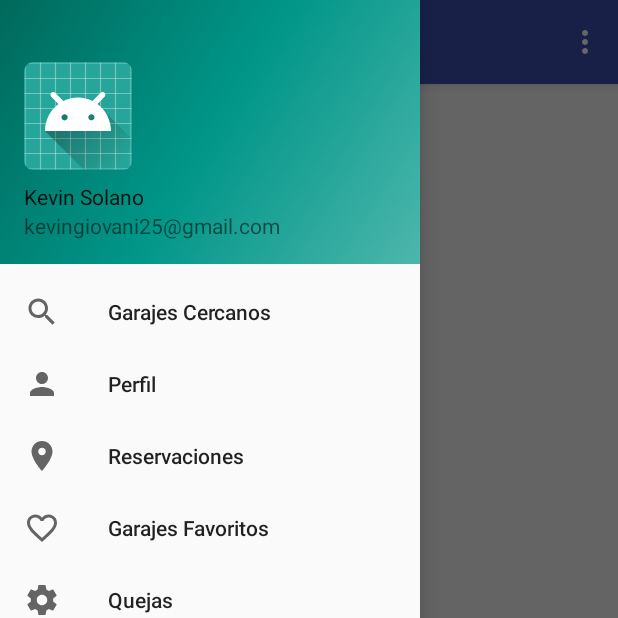
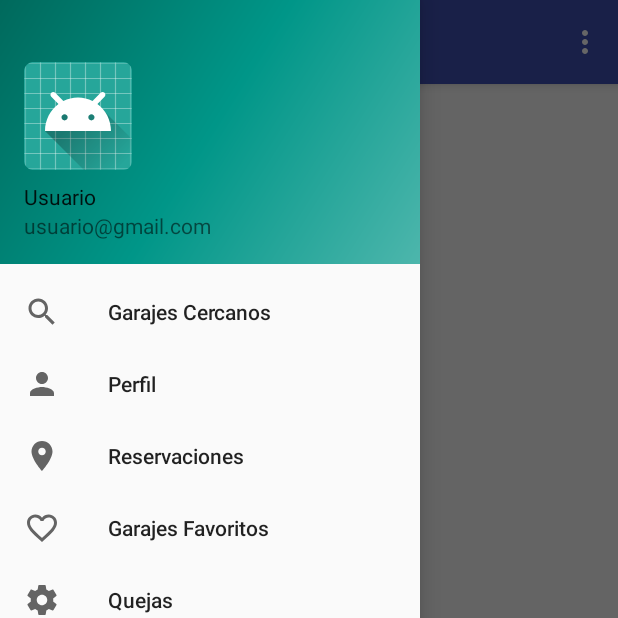
Before and after one commit to cristi1309/Gacy, an Android app: the MenuDrawerActivity screen opened directly, with no data from a screen before it, with the side drawer open, on a phone screen of 412 x 824 dp, the top half of it. Run offline under Robolectric (Android 15) with nearby library versions, the phone set to English and light mode, and no system bars; our stand-ins replace Firebase (no records; nobody signed in at launch, a user with empty details on screens opened directly).

Commit message:
3 Version

```diff
--- a/app/src/main/java/com/Gacy/gacyProject/MenuDrawerActivity.java
+++ b/app/src/main/java/com/Gacy/gacyProject/MenuDrawerActivity.java
@@ -13,15 +13,27 @@ import android.support.v7.widget.Toolbar;
 import android.view.Menu;
 import android.view.MenuItem;
 import android.widget.Button;
+import android.widget.TextView;
+import android.widget.Toast;
 
 import com.google.firebase.auth.FirebaseAuth;
+import com.google.firebase.database.DataSnapshot;
+import com.google.firebase.database.DatabaseError;
+import com.google.firebase.database.DatabaseReference;
+import com.google.firebase.database.FirebaseDatabase;
+import com.google.firebase.database.ValueEventListener;
+
+import java.util.Map;
 
 public class MenuDrawerActivity extends AppCompatActivity
         implements NavigationView.OnNavigationItemSelectedListener {
     private Button mLogout;
     private Boolean isLoggingOut = false;
     private Button mConfig, mPerfil;
+    private TextView Usuario, correo;
     private FirebaseAuth mAuth;
+    private DatabaseReference mAnfitrionReference;
+    private String userId, user, email;
 
     @Override
     protected void onCreate(Bundle savedInstanceState) {
@@ -100,18 +112,14 @@ public class MenuDrawerActivity extends AppCompatActivity
             finish();
 
         } else if (id == R.id.nav_gallery) {
-
-
-
-
                     Intent intenta = new Intent(MenuDrawerActivity.this, PerfilCiclistaActivity.class);
                     startActivity(intenta);
                     finish();
 
         } else if (id == R.id.reservas) {
-
+            Toast.makeText(MenuDrawerActivity.this, "Estamos trabajando para esta actividad", Toast.LENGTH_SHORT).show();
         } else if (id == R.id.nav_manage) {
-
+            Toast.makeText(MenuDrawerActivity.this, "Estamos trabajando para esta actividad", Toast.LENGTH_SHORT).show();
         } else if (id == R.id.nav_share) {
             //FirebaseAuth.getInstance().signOut();
             mAuth.signOut();
@@ -119,7 +127,7 @@ public class MenuDrawerActivity extends AppCompatActivity
             startActivity(intent);
             finish();
         } else if (id == R.id.favoritos) {
-
+            Toast.makeText(MenuDrawerActivity.this, "Estamos trabajando para esta actividad", Toast.LENGTH_SHORT).show();
         }
 
         DrawerLayout drawer = (DrawerLayout) findViewById(R.id.drawer_layout);
--- a/app/src/main/java/com/Gacy/gacyProject/Register.java
+++ b/app/src/main/java/com/Gacy/gacyProject/Register.java
@@ -88,10 +88,10 @@ public class Register extends AppCompatActivity {
                 // TODO Auto-generated method stub
                 if (checkedId == R.id.ciclista){
                     tipoUsuario = "Ciclista";
-                    Toast.makeText(Register.this, tipoUsuario, Toast.LENGTH_SHORT).show();
+                    //Toast.makeText(Register.this, tipoUsuario, Toast.LENGTH_SHORT).show();
                 }else if (checkedId == R.id.anfitrion){
                     tipoUsuario = "Anfitrion";
-                    Toast.makeText(Register.this, tipoUsuario, Toast.LENGTH_SHORT).show();
+                    //Toast.makeText(Register.this, tipoUsuario, Toast.LENGTH_SHORT).show();
                 }
             }
 
--- a/app/src/main/res/layout/nav_header_menu_drawer.xml
+++ b/app/src/main/res/layout/nav_header_menu_drawer.xml
@@ -20,16 +20,17 @@
         app:srcCompat="@mipmap/ic_launcher_round" />
 
     <TextView
+        android:id="@+id/Usuario"
         android:layout_width="match_parent"
         android:layout_height="wrap_content"
         android:paddingTop="@dimen/nav_header_vertical_spacing"
-        android:text="Kevin Solano"
+        android:text="Usuario"
         android:textAppearance="@style/TextAppearance.AppCompat.Body1" />
 
     <TextView
-        android:id="@+id/textView"
+        android:id="@+id/correo"
         android:layout_width="wrap_content"
         android:layout_height="wrap_content"
-        android:text="kevingiovani25@gmail.com" />
+        android:text="usuario@gmail.com" />
 
 </LinearLayout>
```
Also changed, not shown: app/src/main/java/com/Gacy/gacyProject/MenuAnfitrionActivity.java (+6 -2 lines), app/src/main/res/layout/activity_anfitrion_login.xml (+12 -6 lines).
